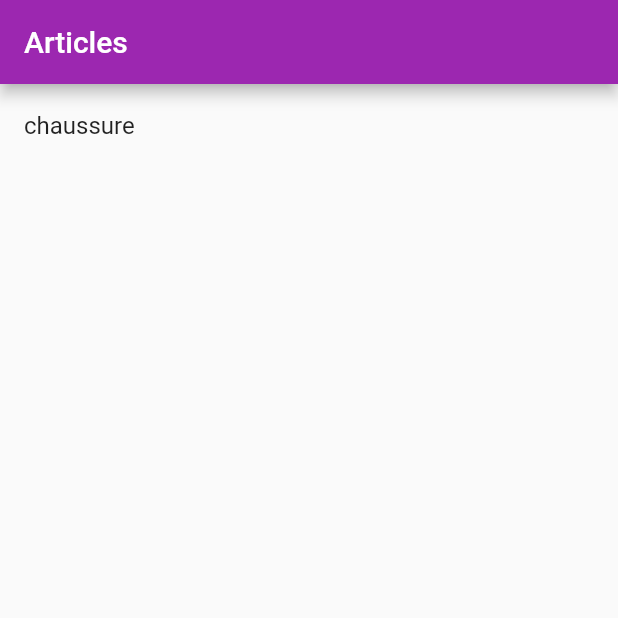
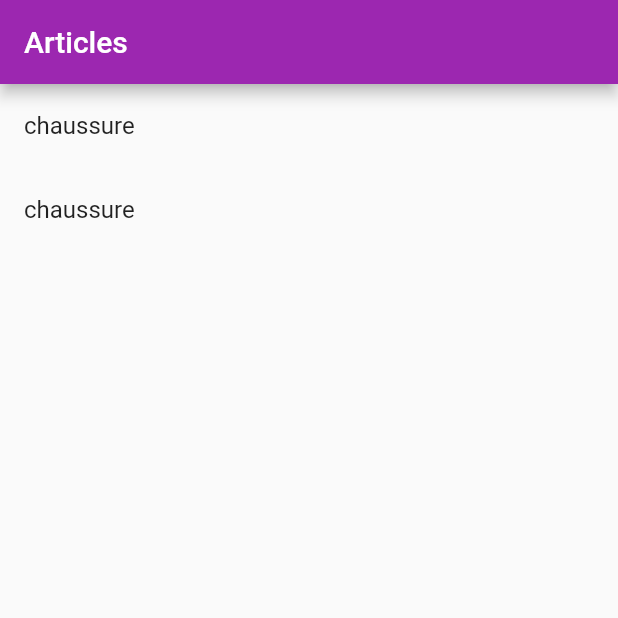
Before and after one commit to mbayo7a/corsegit, a Flutter app: the screen it shows after launch, on a phone screen of 412 x 824 dp, the top half of it. Run offline on Flutter 3.47's test engine with Material 2 defaults, Android fonts, the phone set to English and light mode, and no system bars.

Commit message:
mod done

```diff
--- a/lib/main.dart
+++ b/lib/main.dart
@@ -30,7 +30,13 @@ class Home extends StatelessWidget {
         children: const [
           ListTile(
             title: Text('chaussure'),
-          )
+
+          ),
+          ListTile(
+            title: Text('chaussure'),
+
+          ),
+
         ],
       ),
     );
```
